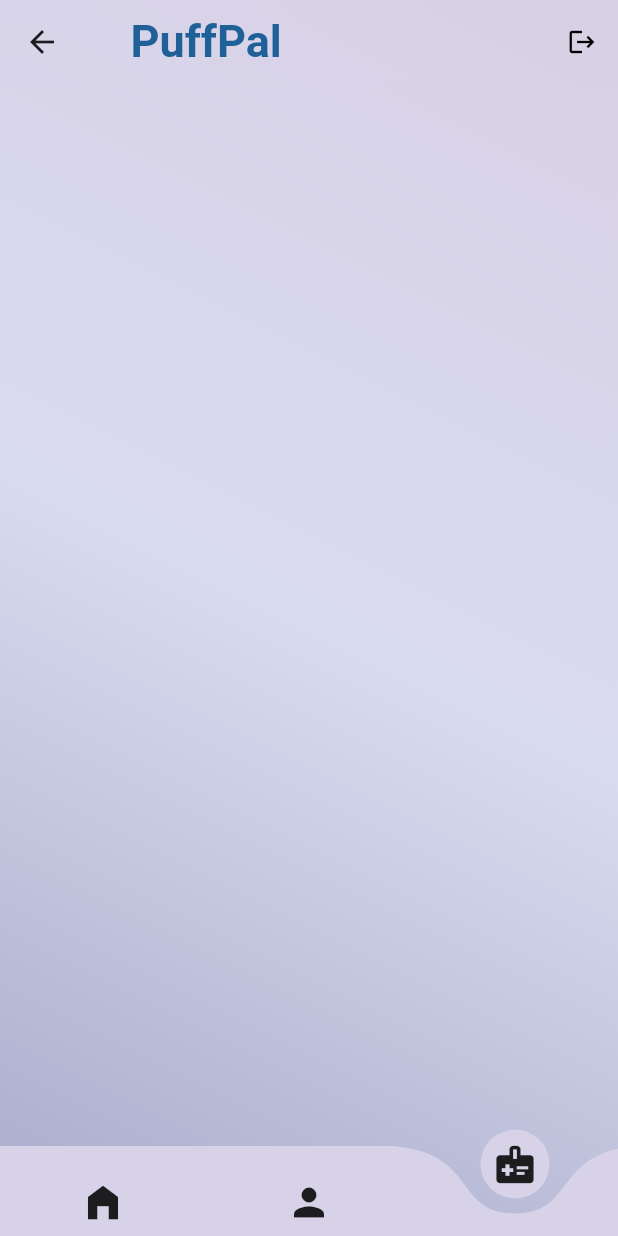
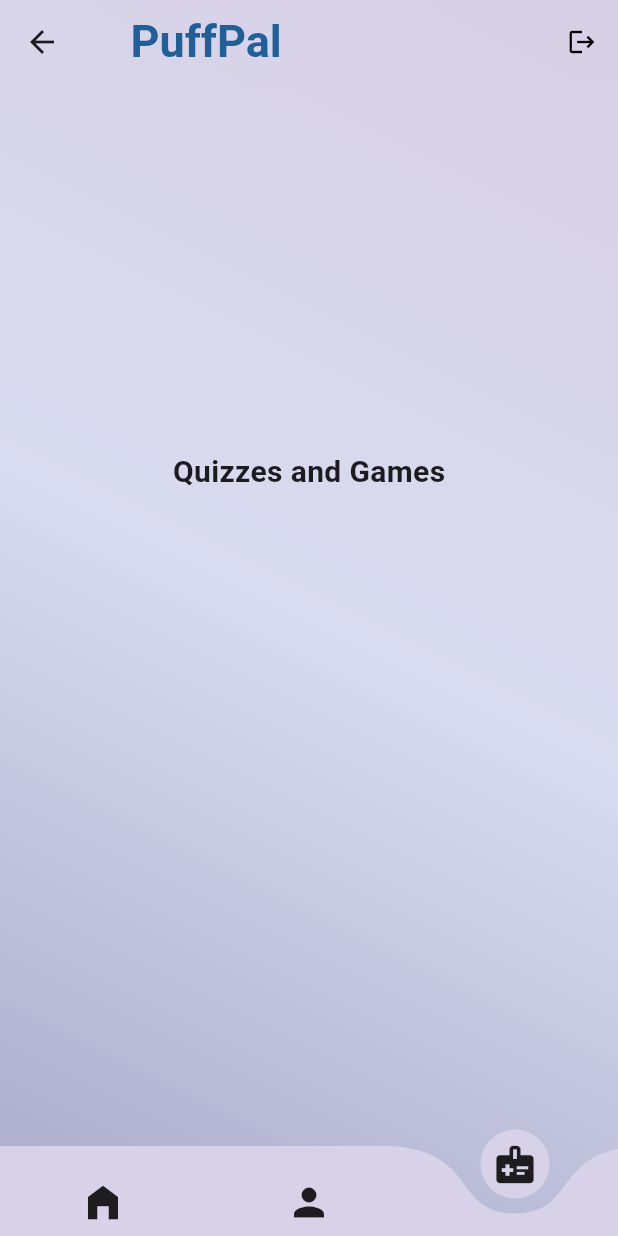
Before and after one commit to nadinnah/puffpal-usingFlutter, a Flutter app: the AppShell screen opened by its route, item 3 of the bottom bar chosen, on a phone screen of 412 x 824 dp. Run offline on Flutter 3.47's test engine with Material 3 defaults, Android fonts, the light colour scheme and no system bars; drawn by our look-alikes of curved_navigation_bar; our stand-ins replace cloud_firestore, firebase_auth, firebase_core, firebase_messaging, flutter_dotenv, flutter_local_notifications and 9 more; missing offline and left inert: android_alarm_manager_plus; accounts and stored records are empty; network calls fail.

Commit message:
add media query in quizzes page, work on quiz

```diff
--- a/lib/views/quizzes_games_page.dart
+++ b/lib/views/quizzes_games_page.dart
@@ -10,6 +10,22 @@ class QuizzesGamesPage extends StatefulWidget {
 class _QuizzesGamesPageState extends State<QuizzesGamesPage> {
   @override
   Widget build(BuildContext context) {
-    return SingleChildScrollView();
+    return SingleChildScrollView(
+      child: Container(
+        margin: EdgeInsets.only(top: 300),
+        child: Column(
+          children: [
+            Text(
+              'Quizzes and Games',
+              style: TextStyle(fontSize: 20, fontWeight: FontWeight.bold),
+            ),
+          Container(
+            width: MediaQuery.of(context).size.width,
+            decoration: BoxDecoration(),
+          )
+          ],
+        ),
+      ),
+    );
   }
 }
```
